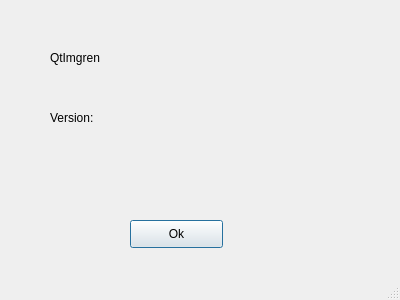
Old version of the form qtimgren/about.ui in the repository s-ball/qtimgren.
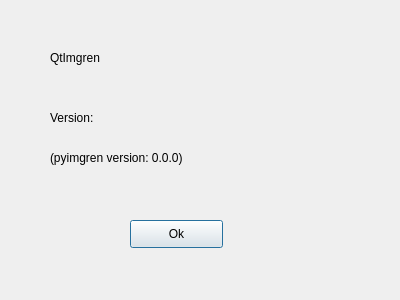
New version of the form.

```diff
--- a/qtimgren/about.ui
+++ b/qtimgren/about.ui
@@ -17,6 +17,9 @@
    <string>About</string>
   </property>
   <property name="sizeGripEnabled">
+   <bool>false</bool>
+  </property>
+  <property name="modal">
    <bool>true</bool>
   </property>
   <widget class="QPushButton" name="Ok">
@@ -64,6 +67,19 @@
     <string>Version: </string>
    </property>
   </widget>
+  <widget class="QLabel" name="libversion">
+   <property name="geometry">
+    <rect>
+     <x>50</x>
+     <y>150</y>
+     <width>271</width>
+     <height>16</height>
+    </rect>
+   </property>
+   <property name="text">
+    <string>(pyimgren version: 0.0.0)</string>
+   </property>
+  </widget>
  </widget>
  <resources/>
  <connections>
```
